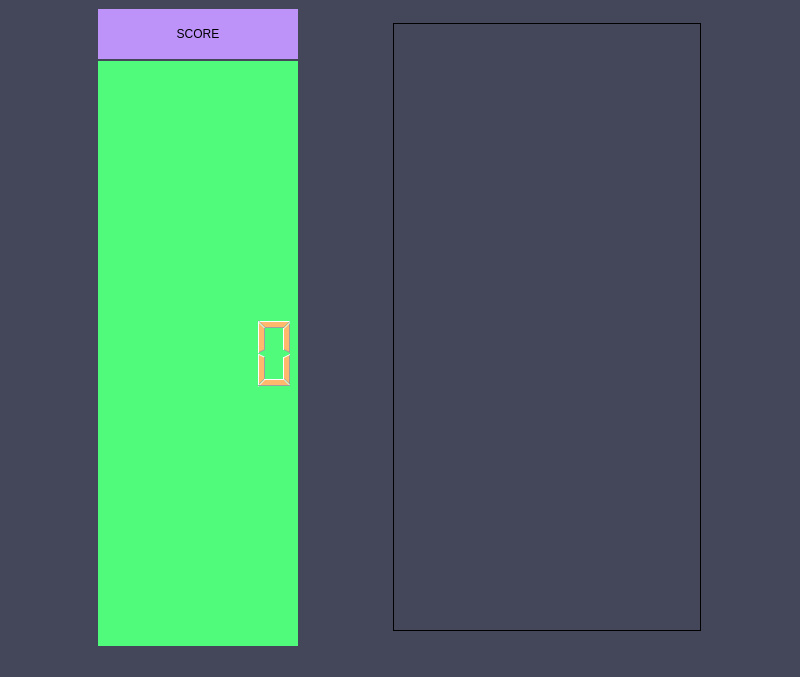
First picture: the form in Tetris/jogo.ui, repository leonardoSCosta/cpp_workspace, before the edit.
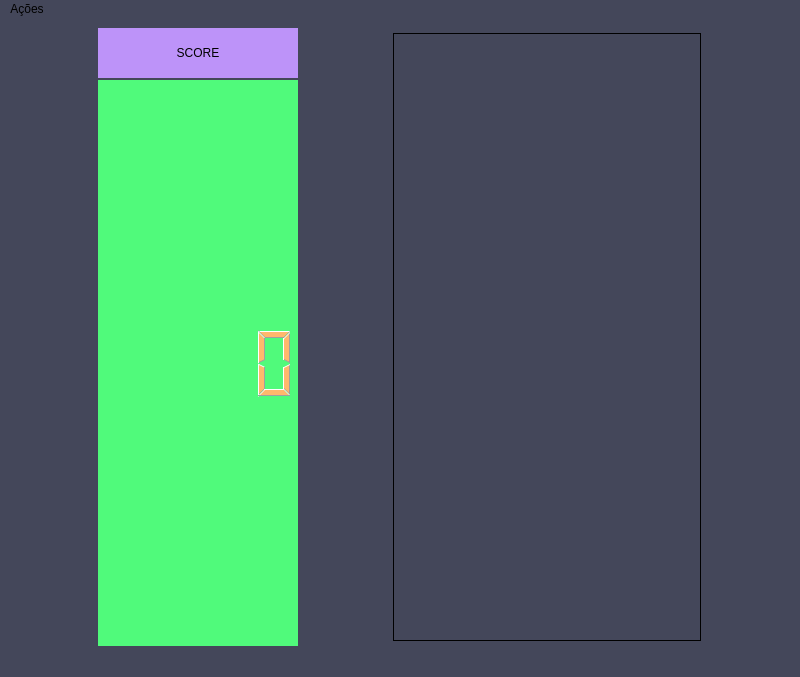
Second picture: the form after the edit.

```diff
--- a/Tetris/jogo.ui
+++ b/Tetris/jogo.ui
@@ -120,6 +120,17 @@
      <height>22</height>
     </rect>
    </property>
+   <widget class="QMenu" name="menuA_es">
+    <property name="title">
+     <string>Ações</string>
+    </property>
+    <addaction name="actionQ"/>
+    <addaction name="actionE"/>
+    <addaction name="actionA"/>
+    <addaction name="actionS"/>
+    <addaction name="actionD"/>
+   </widget>
+   <addaction name="menuA_es"/>
   </widget>
   <widget class="QStatusBar" name="statusbar"/>
  </widget>
```
Left out of the diff: 40 changed lines with no effect on the pictures.
